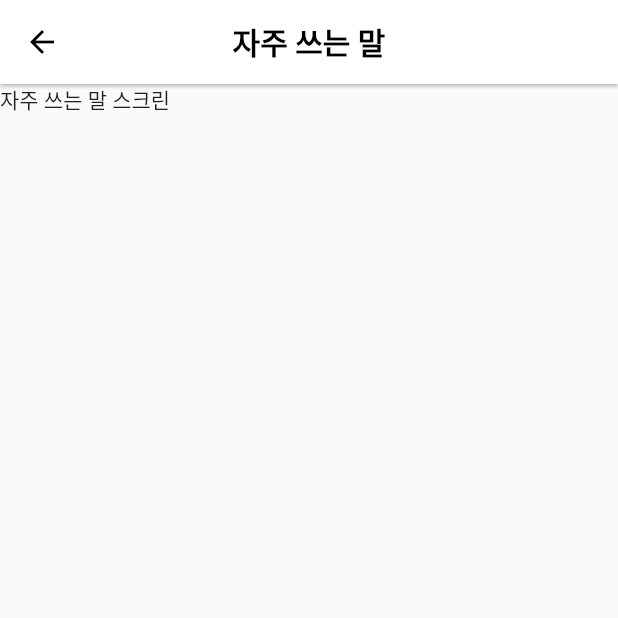
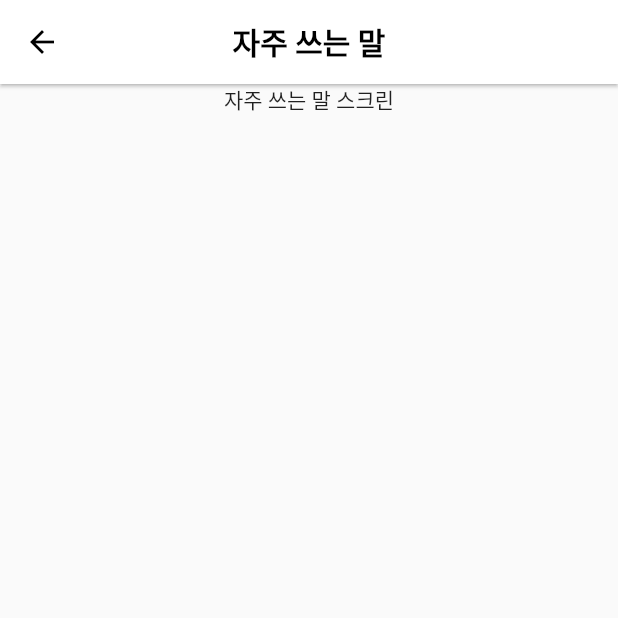
Before and after one commit to team-siksik/hearo, a Flutter app: the FavoriteSay screen opened directly, on a phone screen of 412 x 824 dp, the top half of it. Run offline on Flutter 3.47's test engine with Material 2 defaults, Android fonts, the phone set to English and light mode, and no system bars; our stand-ins replace carousel_slider, get; missing offline and left inert: chat_gpt_api.

Commit message:
Update: 약간의 스크린 조정

```diff
--- a/frontend/hearo_app/lib/screens/mysettings/favorite_say.dart
+++ b/frontend/hearo_app/lib/screens/mysettings/favorite_say.dart
@@ -6,9 +6,18 @@ class FavoriteSay extends StatelessWidget {
 
   @override
   Widget build(BuildContext context) {
+    Size size = MediaQuery.sizeOf(context);
     return Scaffold(
       appBar: CustomAppBarInner(name: "자주 쓰는 말"),
-      body: Text("자주 쓰는 말 스크린"),
+      body: SizedBox(
+        width: size.width,
+        child: Column(
+          crossAxisAlignment: CrossAxisAlignment.center,
+          children: [
+            Text("자주 쓰는 말 스크린"),
+          ],
+        ),
+      ),
     );
   }
 }
```
